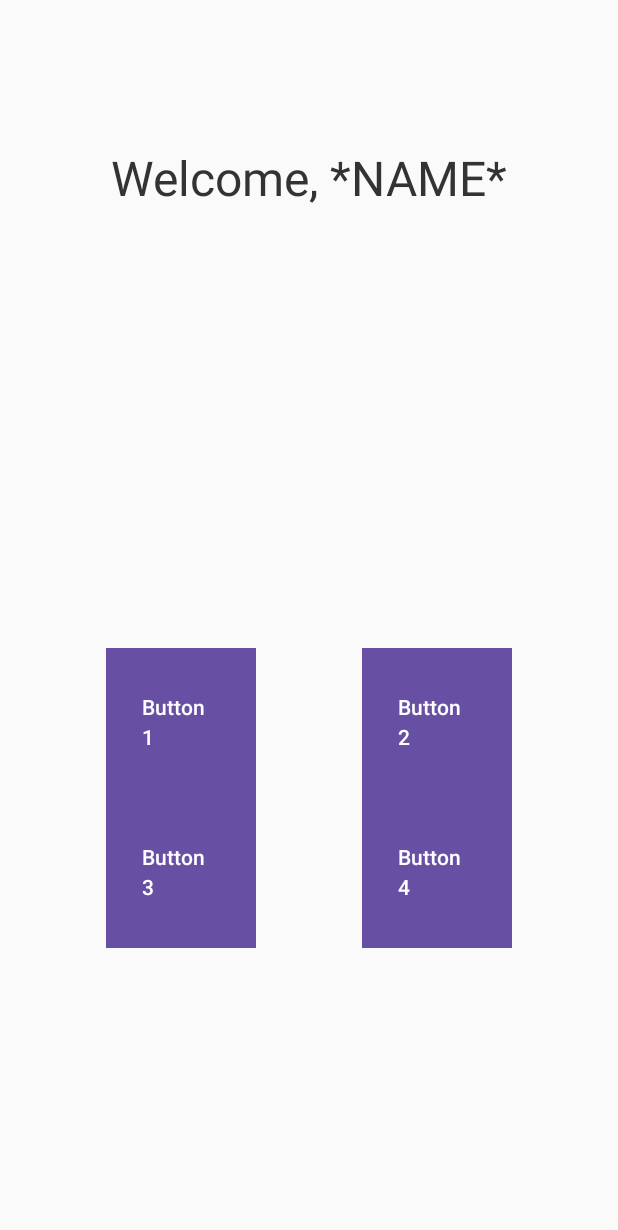
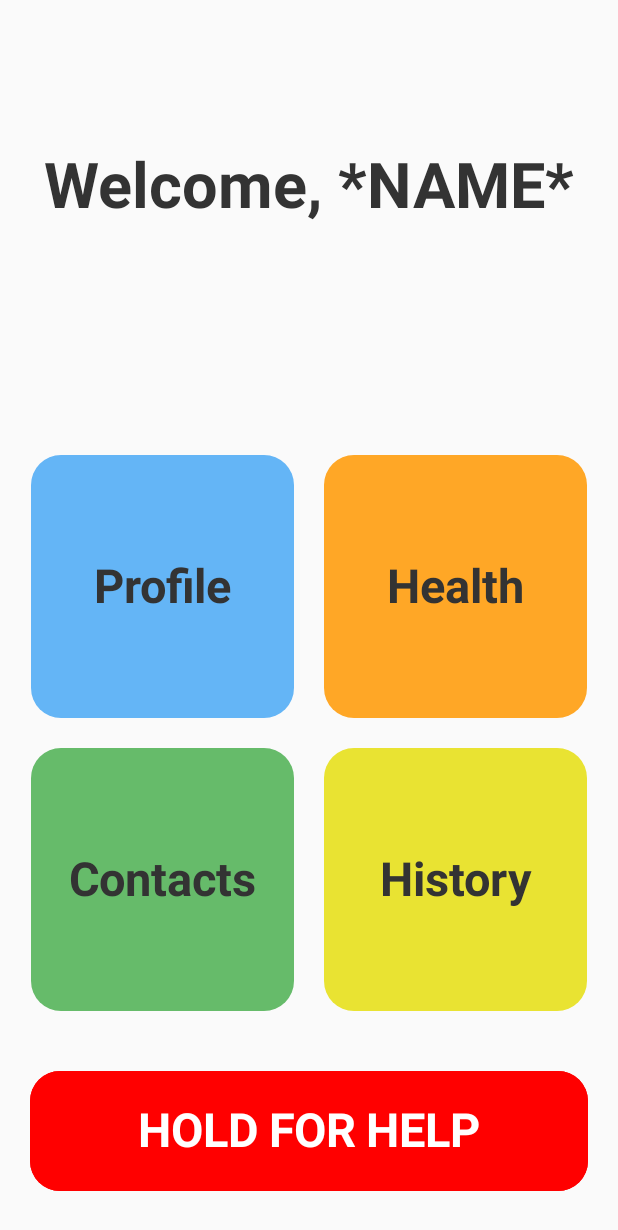
Before and after one commit to rich2025/Personal-Alert-Device, an Android app built with Jetpack Compose: the MainScreen screen opened through its navigation route, on a phone screen of 412 x 824 dp. Shown: the top 1230 px of the screen. Run offline under Robolectric (Android 15) with nearby library versions, the phone set to English and light mode, and no system bars.

Commit message:
MainScreen - added color to buttons, adjusted sizing, added hold for help button

```diff
--- a/app/build.gradle.kts
+++ b/app/build.gradle.kts
@@ -60,4 +60,8 @@ dependencies {
 
     val nav_version = "2.8.3"
     implementation("androidx.navigation:navigation-compose:$nav_version")
+    implementation("androidx.compose.ui:ui:1.4.3")
+    implementation("androidx.compose.foundation:foundation:1.4.3")
+    implementation("androidx.compose.material3:material3:1.0.1")
+    implementation ("androidx.activity:activity-compose:1.6.1")
 }
--- a/app/src/main/java/com/example/personalalertdevice/MainScreen.kt
+++ b/app/src/main/java/com/example/personalalertdevice/MainScreen.kt
@@ -1,18 +1,27 @@
 package com.example.personalalertdevice
 
 import androidx.compose.foundation.background
+import androidx.compose.foundation.gestures.detectTapGestures
 import androidx.compose.foundation.layout.*
+import androidx.compose.foundation.shape.RoundedCornerShape
 import androidx.compose.material3.Button
+import androidx.compose.material3.ButtonDefaults
 import androidx.compose.material3.MaterialTheme
+import androidx.compose.material3.Surface
 import androidx.compose.material3.Text
-import androidx.compose.runtime.Composable
+import androidx.compose.runtime.*
 import androidx.compose.ui.Alignment
 import androidx.compose.ui.Modifier
 import androidx.compose.ui.graphics.Color
+import androidx.compose.ui.input.pointer.pointerInput
+import androidx.compose.ui.text.font.FontWeight
 import androidx.compose.ui.unit.dp
-import androidx.compose.foundation.shape.CircleShape
-import androidx.compose.foundation.shape.RoundedCornerShape
+import androidx.compose.ui.unit.sp
 import androidx.navigation.NavController
+import kotlinx.coroutines.delay
+import kotlinx.coroutines.launch
+import androidx.compose.animation.core.animateFloatAsState
+
 
 @Composable
 fun MainScreen(navController: NavController) {
@@ -25,14 +34,20 @@ fun MainScreen(navController: NavController) {
     ) {
         Text(
             text = "Welcome, *NAME*",
-            style = MaterialTheme.typography.headlineLarge,
+            style = MaterialTheme.typography.headlineLarge.copy(
+                fontSize = 42.sp,
+                fontWeight = FontWeight.Bold
+            ),
             color = Color(0xFF333333),
             modifier = Modifier.padding(vertical = 100.dp)
         )
 
+        // Navigation Button Group
         Column(
-            modifier = Modifier.fillMaxHeight(1f),
-            verticalArrangement = Arrangement.Center,
+            modifier = Modifier
+                .fillMaxWidth()
+                .padding(bottom = 10.dp),
+            verticalArrangement = Arrangement.spacedBy(20.dp),
             horizontalAlignment = Alignment.CenterHorizontally
         ) {
             Row(
@@ -40,39 +55,147 @@ fun MainScreen(navController: NavController) {
                 modifier = Modifier.fillMaxWidth()
             ) {
                 Button(
-                    onClick = {  },
-                    modifier = Modifier.size(100.dp),
-                    shape = RoundedCornerShape(0.dp)
+                    onClick = { },
+                    modifier = Modifier.size(175.dp),
+                    shape = RoundedCornerShape(20.dp),
+                    colors = ButtonDefaults.buttonColors(containerColor = Color(0xFF64B5F6))
                 ) {
-                    Text(text = "Button 1")
+                    Text(
+                        text = "Profile",
+                        style = MaterialTheme.typography.headlineLarge.copy(
+                            fontSize = 31.sp,
+                            fontWeight = FontWeight.Bold
+                        ),
+                        color = Color(0xFF333333)
+                    )
                 }
                 Button(
-                    onClick = {  },
-                    modifier = Modifier.size(100.dp),
-                    shape = RoundedCornerShape(0.dp)
+                    onClick = { },
+                    modifier = Modifier.size(175.dp),
+                    shape = RoundedCornerShape(20.dp),
+                    colors = ButtonDefaults.buttonColors(containerColor = Color(0xFFFFA726))
                 ) {
-                    Text(text = "Button 2")
+                    Text(
+                        text = "Health",
+                        style = MaterialTheme.typography.headlineLarge.copy(
+                            fontSize = 31.sp,
+                            fontWeight = FontWeight.Bold
+                        ),
+                        color = Color(0xFF333333)
+                    )
                 }
             }
+
             Row(
                 horizontalArrangement = Arrangement.SpaceEvenly,
                 modifier = Modifier.fillMaxWidth()
             ) {
                 Button(
-                    onClick = {  },
-                    modifier = Modifier.size(100.dp),
-                    shape = RoundedCornerShape(0.dp)
+                    onClick = { },
+                    modifier = Modifier.size(175.dp),
+                    shape = RoundedCornerShape(20.dp),
+                    colors = ButtonDefaults.buttonColors(containerColor = Color(0xFF66BB6A))
                 ) {
-                    Text(text = "Button 3")
+                    Text(
+                        text = "Contacts",
+                        style = MaterialTheme.typography.headlineLarge.copy(
+                            fontSize = 31.sp,
+                            fontWeight = FontWeight.Bold
+                        ),
+                        color = Color(0xFF333333)
+                    )
                 }
                 Button(
-                    onClick = {  },
-                    modifier = Modifier.size(100.dp),
-                    shape = RoundedCornerShape(0.dp)
+                    onClick = { },
+                    modifier = Modifier.size(175.dp),
+                    shape = RoundedCornerShape(20.dp),
+                    colors = ButtonDefaults.buttonColors(containerColor = Color(0xFFe9e332))
                 ) {
-                    Text(text = "Button 4")
+                    Text(
+                        text = "History",
+                        style = MaterialTheme.typography.headlineLarge.copy(
+                            fontSize = 31.sp,
+                            fontWeight = FontWeight.Bold
+                        ),
+                        color = Color(0xFF333333)
+                    )
                 }
             }
+            HoldButtonWithProgress(
+                onCompleted = { },
+                modifier = Modifier
+                    .fillMaxWidth()
+                    .height(120.dp)
+                    .padding(20.dp)
+            )
         }
     }
 }
+
+@Composable
+fun HoldButtonWithProgress(
+    onCompleted: () -> Unit,
+    modifier: Modifier = Modifier,
+    holdDuration: Long = 20000L,
+    progressColor: Color = Color(0xFF8B0000), // Darker red
+    backgroundColor: Color = Color.Red
+) {
+    var progress by remember { mutableFloatStateOf(0f) }
+    val animatedProgress by animateFloatAsState(targetValue = progress, label = "")
+    var isPressed by remember { mutableStateOf(false) }
+    val scope = rememberCoroutineScope()
+
+    Surface(
+        modifier = modifier
+            .fillMaxWidth()
+            .height(100.dp)
+            .pointerInput(Unit) {
+                detectTapGestures(
+                    onPress = {
+                        isPressed = true
+                        scope.launch {
+                            while (isPressed && progress < 1f) {
+                                delay(10)
+                                progress += 0.01f * (10f / holdDuration * 1000f)
+                            }
+                            if (progress >= 1f) {
+                                onCompleted()
+                            }
+                        }
+                        tryAwaitRelease()
+                        isPressed = false
+                        scope.launch {
+                            while (!isPressed && progress > 0f) {
+                                delay(10)
+                                progress -= 0.05f * (10f / holdDuration * 1000f)
+                            }
+                        }
+                    }
+                )
+            },
+        shape = RoundedCornerShape(20.dp),
+        color = backgroundColor
+    ) {
+        Box(
+            modifier = Modifier
+                .fillMaxSize()
+                .background(backgroundColor),
+            contentAlignment = Alignment.Center
+        ) {
+            Box(
+                modifier = Modifier
+                    .fillMaxHeight()
+                    .fillMaxWidth(animatedProgress)
+                    .background(progressColor) // Dark red progress bar
+            )
+            Text(
+                text = "HOLD FOR HELP",
+                style = MaterialTheme.typography.headlineLarge.copy(
+                    fontSize = 31.sp,
+                    fontWeight = FontWeight.Bold
+                ),
+                color = Color.White
+            )
+        }
+    }
+}
```
